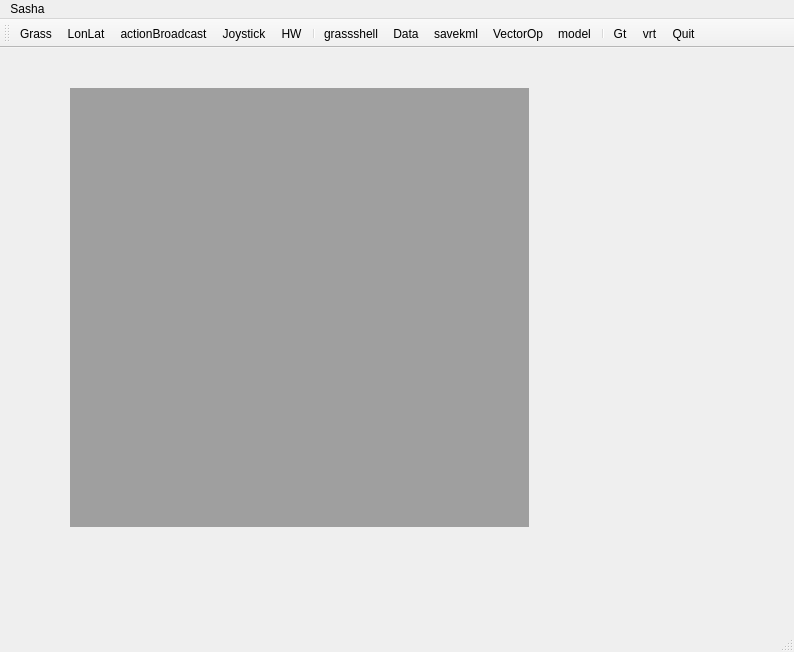
First picture: the form in ui/sashamainwindow.ui, repository epifanio/planetsasha, before the edit.
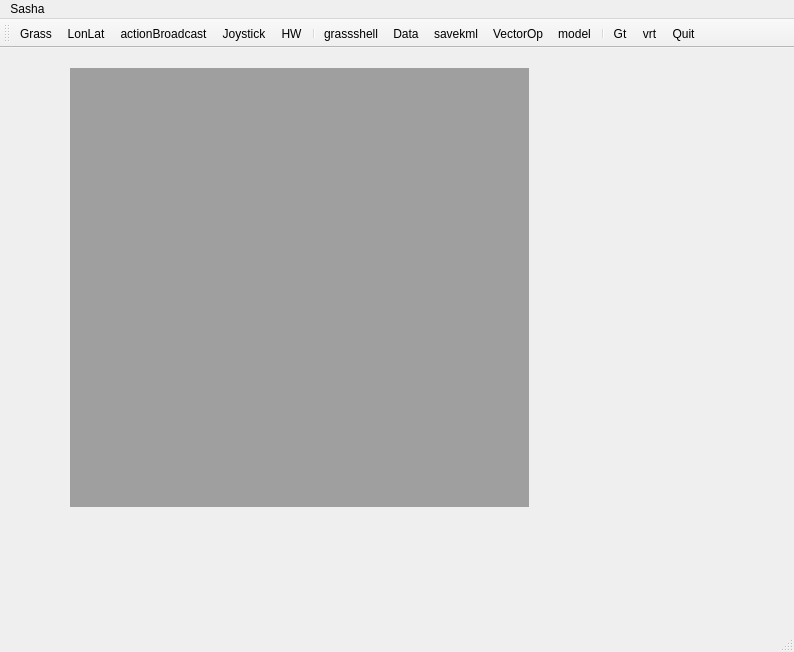
Second picture: the form after the edit. Icons and pictures are not drawn.

The edit to the form file:
```diff
--- a/ui/sashamainwindow.ui
+++ b/ui/sashamainwindow.ui
@@ -25,7 +25,7 @@
     <property name="geometry">
      <rect>
       <x>70</x>
-      <y>40</y>
+      <y>20</y>
       <width>459</width>
       <height>439</height>
      </rect>
```
Left out of the diff: 2 changed lines with no effect on the pictures.
